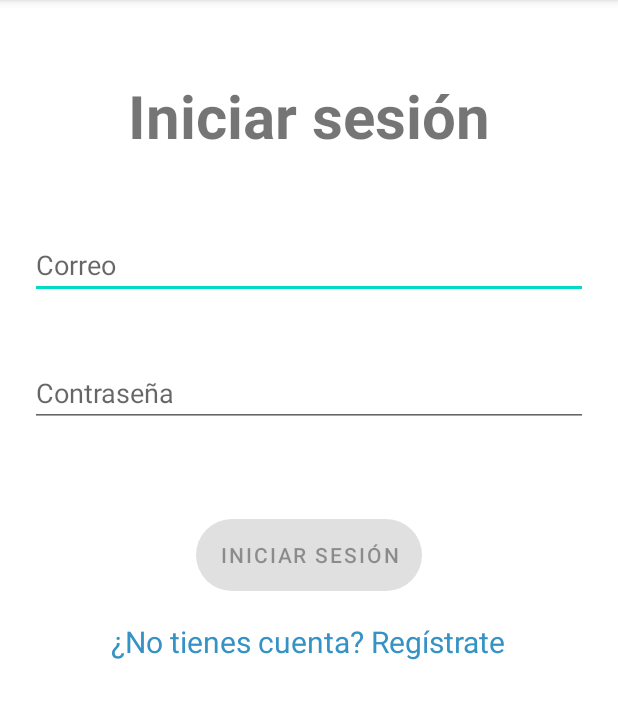
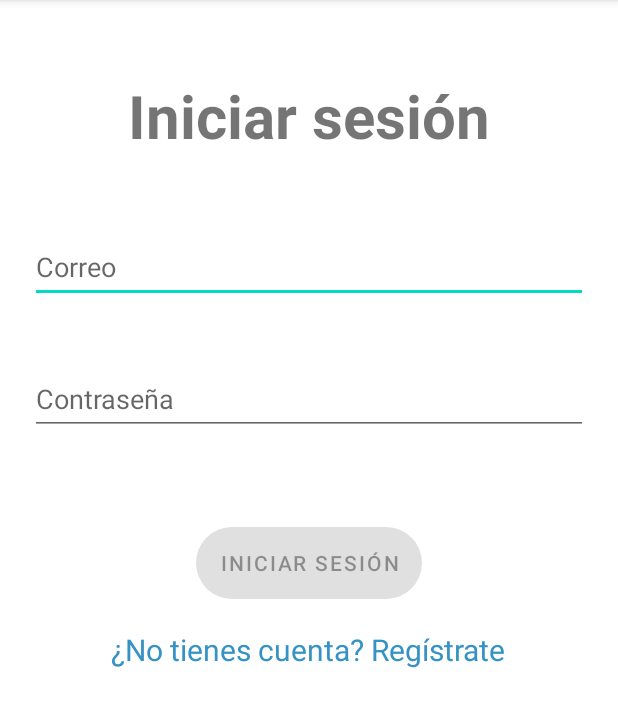
Before and after one commit to DiegoWitron234/koltaun, an Android app: the screen it shows after launch (Login), on a phone screen of 412 x 824 dp, the part 84-811 px from its top. Run offline under Robolectric (Android 15) with nearby library versions, the phone set to English and light mode, and no system bars; our stand-ins replace Firebase (no records; nobody signed in at launch, a user with empty details on screens opened directly).

```diff
--- a/app/src/main/res/layout/activity_login.xml
+++ b/app/src/main/res/layout/activity_login.xml
@@ -1,6 +1,5 @@
 <?xml version="1.0" encoding="utf-8"?>
 <LinearLayout xmlns:android="http://schemas.android.com/apk/res/android"
-    xmlns:app="http://schemas.android.com/apk/res-auto"
     xmlns:tools="http://schemas.android.com/tools"
     android:layout_width="match_parent"
     android:layout_height="match_parent"
@@ -10,10 +9,10 @@
     <TextView
         android:layout_width="wrap_content"
         android:layout_height="wrap_content"
-        android:text="Iniciar sesión"
+        android:text="@string/lblIniciarSesion"
         android:layout_gravity="center"
         android:layout_marginBottom="30dp"
-        android:textSize="40dp"
+        android:textSize="40sp"
         android:textStyle="bold"
         android:layout_marginTop="50dp"
         />
@@ -21,9 +20,9 @@
     <EditText
         android:id="@+id/editCorreo"
         android:layout_width="match_parent"
-        android:layout_height="wrap_content"
+        android:layout_height="48dp"
         android:layout_marginTop="96dp"
-        android:hint="Correo"
+        android:hint="@string/hintCorreo"
         android:inputType="textEmailAddress"
         android:selectAllOnFocus="true"
         android:layout_margin="20dp"
@@ -32,9 +31,9 @@
     <EditText
         android:id="@+id/editContrasena"
         android:layout_width="match_parent"
-        android:layout_height="wrap_content"
+        android:layout_height="48dp"
         android:layout_marginTop="8dp"
-        android:hint="Contraseña"
+        android:hint="@string/hintContrasena"
         android:inputType="textPassword"
         android:selectAllOnFocus="true"
         android:layout_margin="20dp"
@@ -45,7 +44,7 @@
         android:layout_width="wrap_content"
         android:layout_height="wrap_content"
         android:textColor="@color/rojo"
-        android:textSize="15dp"
+        android:textSize="15sp"
         android:layout_gravity="center"
         />
 
@@ -59,7 +58,7 @@
         android:layout_marginTop="16dp"
         android:layout_marginBottom="64dp"
         android:layout_margin="20dp"
-        android:text="Iniciar sesión"
+        android:text="@string/lblIniciarSesion"
         android:background="@drawable/boton_login"
         />
 
@@ -68,9 +67,9 @@
         android:layout_width="wrap_content"
         android:layout_height="wrap_content"
         android:textColor="@color/hipervinculos"
-        android:text="¿No tienes cuenta? Regístrate"
+        android:text="@string/lblRegistrate"
         android:layout_gravity="center"
-        android:textSize="20dp"/>
+        android:textSize="20sp"/>
 
 
 </LinearLayout>
--- a/app/src/main/res/values/strings.xml
+++ b/app/src/main/res/values/strings.xml
@@ -46,6 +46,15 @@
     <string name="lblDisenador">Diseñador</string>
     <string name="nombreAndrea">Andrea Díaz</string>
     <string name="nombreAlan">Alan Witrón</string>
+    <string name="lblRegistrarNuevoUsuario">Registrar nuevo usuario</string>
+    <string name="lblCorreo">Correo electrónico:</string>
+    <string name="lblNuevaContra">Nueva contraseña:</string>
+    <string name="lblConfirmaContra">Confirma tu contraseña:</string>
+    <string name="lblRegistrarse">Registrarse</string>
+    <string name="hintContrasena">Contraseña</string>
+    <string name="hintCorreo">Correo</string>
+    <string name="lblIniciarSesion">Iniciar sesión</string>
+    <string name="lblRegistrate">¿No tienes cuenta? Regístrate</string>
 
     <string-array name="lista_palabras">
         <item>hola|hun</item>
```
Also changed, not shown: app/src/main/res/layout/activity_registrar_usuario.xml (+12 -12 lines).
